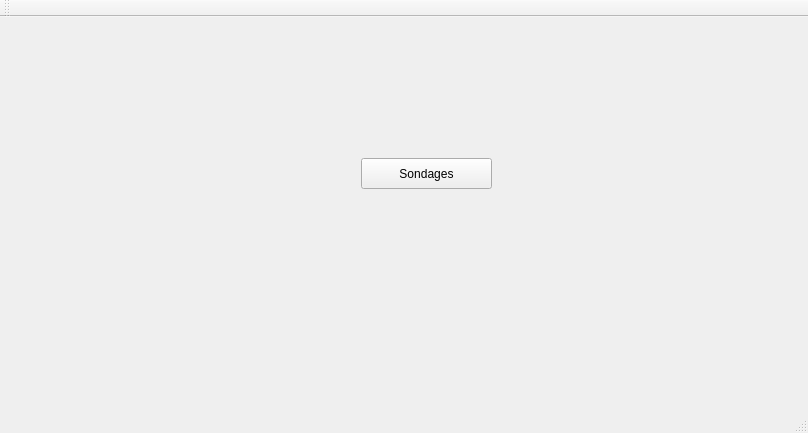
Above: admin-app/mainwindow.ui from BnHrb/beam-rainbow before the change. Below: the same form after it.
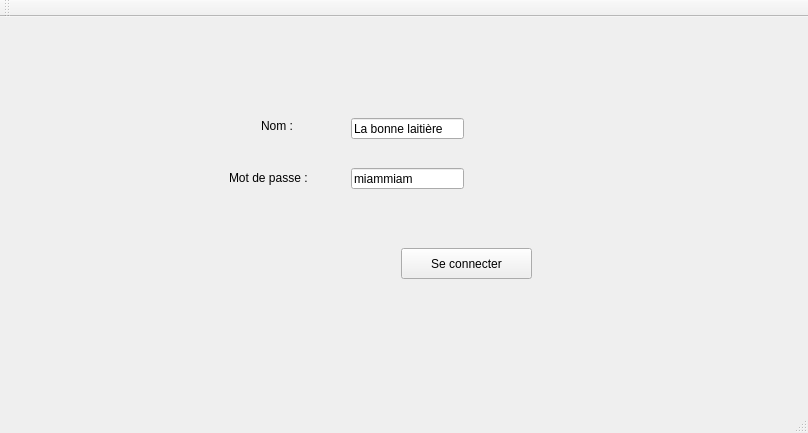
That is the form after the change. The open tabs and pages were chosen to show the change.

```diff
--- a/admin-app/mainwindow.ui
+++ b/admin-app/mainwindow.ui
@@ -24,14 +24,66 @@
        <widget class="QPushButton" name="surveyButton">
         <property name="geometry">
          <rect>
-          <x>350</x>
-          <y>130</y>
+          <x>390</x>
+          <y>220</y>
           <width>131</width>
           <height>31</height>
          </rect>
         </property>
         <property name="text">
-         <string>Sondages</string>
+         <string>Se connecter</string>
+        </property>
+       </widget>
+       <widget class="QLineEdit" name="UserLineEdit">
+        <property name="geometry">
+         <rect>
+          <x>340</x>
+          <y>90</y>
+          <width>113</width>
+          <height>21</height>
+         </rect>
+        </property>
+        <property name="text">
+         <string>La bonne laitière</string>
+        </property>
+       </widget>
+       <widget class="QLineEdit" name="PasswordLineEdit">
+        <property name="geometry">
+         <rect>
+          <x>340</x>
+          <y>140</y>
+          <width>113</width>
+          <height>21</height>
+         </rect>
+        </property>
+        <property name="text">
+         <string>miammiam</string>
+        </property>
+       </widget>
+       <widget class="QLabel" name="label">
+        <property name="geometry">
+         <rect>
+          <x>250</x>
+          <y>90</y>
+          <width>59</width>
+          <height>16</height>
+         </rect>
+        </property>
+        <property name="text">
+         <string>Nom :</string>
+        </property>
+       </widget>
+       <widget class="QLabel" name="label_2">
+        <property name="geometry">
+         <rect>
+          <x>218</x>
+          <y>140</y>
+          <width>91</width>
+          <height>20</height>
+         </rect>
+        </property>
+        <property name="text">
+         <string>Mot de passe :</string>
         </property>
        </widget>
       </widget>
```
Left out of the diff: 22 changed lines with no effect on the pictures.
